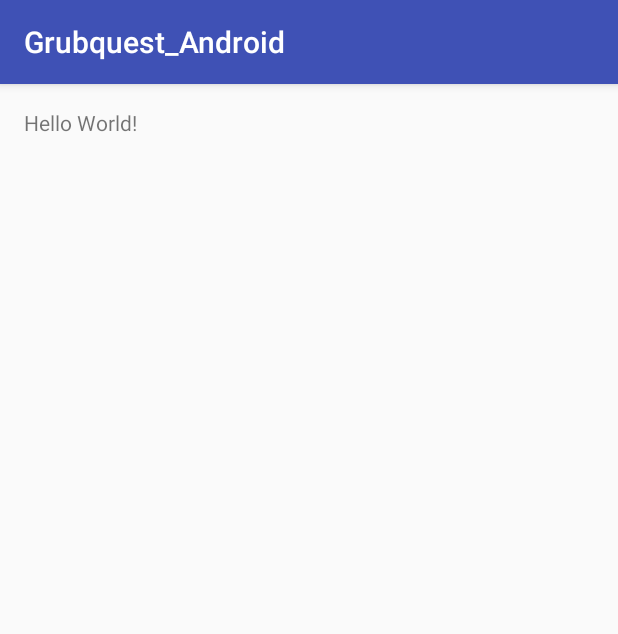
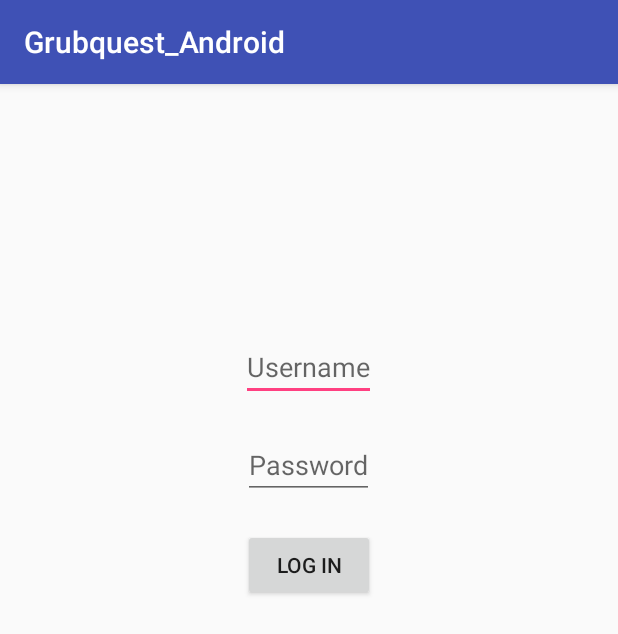
Before and after one commit to JusSn/grubquest_android, an Android app: the screen it shows after launch (LoginActivity), on a phone screen of 412 x 824 dp. Shown: the top 634 px of the screen. Run offline under Robolectric (Android 15) with nearby library versions, the phone set to English and light mode, and no system bars; libraries missing offline, so code that uses them is left out: com.firebase.client; 2 statements that could not run were skipped.

Commit message:
Added LoginActivity, need to configure actual login

```diff
--- a/app/build.gradle
+++ b/app/build.gradle
@@ -11,11 +11,18 @@ android {
         versionCode 1
         versionName "1.0"
     }
+
     buildTypes {
         release {
             minifyEnabled false
             proguardFiles getDefaultProguardFile('proguard-android.txt'), 'proguard-rules.pro'
         }
+    }
+
+    packagingOptions {
+        exclude 'META-INF/LICENSE'
+        exclude 'META-INF/LICENSE-FIREBASE.txt'
+        exclude 'META-INF/NOTICE'
     }
 }
 
@@ -23,4 +30,5 @@ dependencies {
     compile fileTree(dir: 'libs', include: ['*.jar'])
     testCompile 'junit:junit:4.12'
     compile 'com.android.support:appcompat-v7:23.1.1'
+    compile 'com.firebase:firebase-client-android:2.3.1'
 }
--- a/app/src/main/AndroidManifest.xml
+++ b/app/src/main/AndroidManifest.xml
@@ -1,17 +1,19 @@
 <?xml version="1.0" encoding="utf-8"?>
 <manifest xmlns:android="http://schemas.android.com/apk/res/android"
-    package="com.grubquest.grubquest_android" >
+    package="com.grubquest.grubquest_android">
+    <uses-permission android:name="android.permission.INTERNET" />
 
     <application
         android:allowBackup="true"
         android:icon="@mipmap/ic_launcher"
         android:label="@string/app_name"
+        android:name=".GrubQuest"
         android:supportsRtl="true"
-        android:theme="@style/AppTheme" >
-        <activity android:name=".LoginActivity" >
+        android:theme="@style/AppTheme">
+
+        <activity android:name=".LoginActivity">
             <intent-filter>
                 <action android:name="android.intent.action.MAIN" />
-
                 <category android:name="android.intent.category.LAUNCHER" />
             </intent-filter>
         </activity>
--- /dev/null
+++ b/app/src/main/java/com/grubquest/grubquest_android/GQConstants.java
@@ -0,0 +1,9 @@
+package com.grubquest.grubquest_android;
+
+/**
+ * Created by Derek on 1/30/2016.
+ */
+public class GQConstants {
+    public static final String DATABASE = "https://grubquest.firebaseio.com";
+
+}
--- /dev/null
+++ b/app/src/main/java/com/grubquest/grubquest_android/GrubQuest.java
@@ -0,0 +1,16 @@
+package com.grubquest.grubquest_android;
+
+import android.app.Application;
+
+import com.firebase.client.Firebase;
+
+/**
+ * Created by Derek on 1/30/2016.
+ */
+public class GrubQuest extends Application {
+    @Override
+    public void onCreate() {
+        super.onCreate();
+        Firebase.setAndroidContext(this);
+    }
+}
--- a/app/src/main/java/com/grubquest/grubquest_android/LoginActivity.java
+++ b/app/src/main/java/com/grubquest/grubquest_android/LoginActivity.java
@@ -2,12 +2,49 @@ package com.grubquest.grubquest_android;
 
 import android.support.v7.app.AppCompatActivity;
 import android.os.Bundle;
+import android.view.View;
+import android.widget.Button;
+import android.widget.EditText;
+
+import com.firebase.client.AuthData;
+import com.firebase.client.Firebase;
+import com.firebase.client.FirebaseError;
 
 public class LoginActivity extends AppCompatActivity {
+    private AuthData authData;
+    private Button login_button;
+    private EditText password;
+    private EditText username;
 
     @Override
     protected void onCreate(Bundle savedInstanceState) {
         super.onCreate(savedInstanceState);
         setContentView(R.layout.activity_login);
+
+        final Firebase firebase = new Firebase(GQConstants.DATABASE);
+
+        login_button = (Button) findViewById(R.id.login_button);
+        password = (EditText) findViewById(R.id.password_edittext);
+        username = (EditText) findViewById(R.id.username_edittext);
+
+        final String email = username.getText().toString();
+        final String pass = password.getText().toString();
+
+        login_button.setOnClickListener(new View.OnClickListener() {
+            @Override
+            public void onClick(View v) {
+                firebase.authWithPassword(email, pass, new Firebase.AuthResultHandler() {
+                    @Override
+                    public void onAuthenticated(AuthData authData) {
+                        System.out.println("Signed in");
+                    }
+
+                    @Override
+                    public void onAuthenticationError(FirebaseError firebaseError) {
+                        System.out.println("Error");
+                    }
+                });
+            }
+        });
     }
 }
--- a/app/src/main/res/layout/activity_login.xml
+++ b/app/src/main/res/layout/activity_login.xml
@@ -10,8 +10,34 @@
     android:paddingBottom="@dimen/activity_vertical_margin"
     tools:context="com.grubquest.grubquest_android.LoginActivity">
 
-    <TextView
-        android:text="Hello World!"
+    <EditText
+        android:id="@+id/username_edittext"
+        android:hint="@string/username"
+        android:inputType="text"
+        android:layout_centerHorizontal="true"
+        android:layout_height="wrap_content"
+        android:layout_marginTop="150dp"
         android:layout_width="wrap_content"
-        android:layout_height="wrap_content" />
+        />
+
+    <EditText
+        android:id="@+id/password_edittext"
+        android:hint="@string/password"
+        android:inputType="textPassword"
+        android:layout_below="@id/username_edittext"
+        android:layout_centerHorizontal="true"
+        android:layout_height="wrap_content"
+        android:layout_marginTop="20dp"
+        android:layout_width="wrap_content"
+        />
+
+    <Button
+        android:id="@+id/login_button"
+        android:layout_below="@id/password_edittext"
+        android:layout_centerHorizontal="true"
+        android:layout_height="wrap_content"
+        android:layout_marginTop="20dp"
+        android:layout_width="wrap_content"
+        android:text="@string/login"
+        />
 </RelativeLayout>
--- a/app/src/main/res/values/strings.xml
+++ b/app/src/main/res/values/strings.xml
@@ -1,3 +1,6 @@
 <resources>
     <string name="app_name">Grubquest_Android</string>
+    <string name="login">Log In</string>
+    <string name="username">Username</string>
+    <string name="password">Password</string>
 </resources>
```
